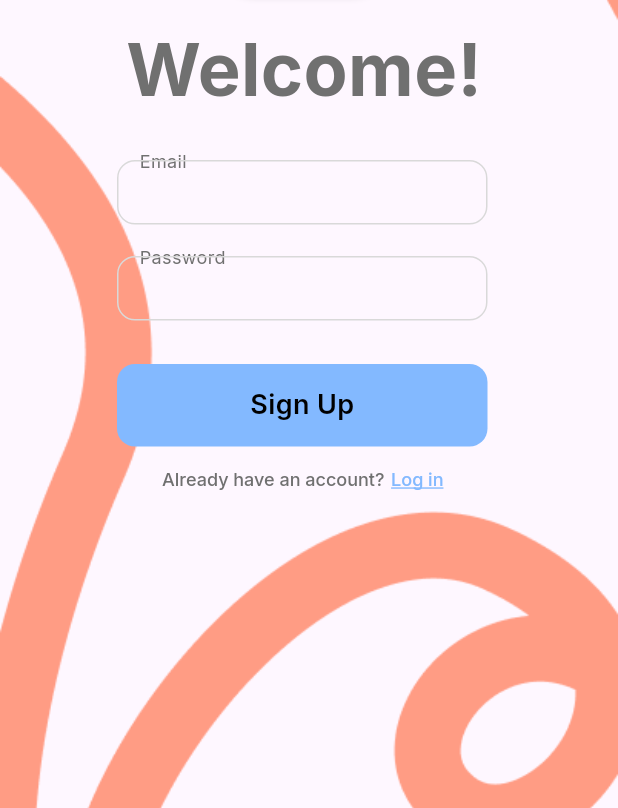
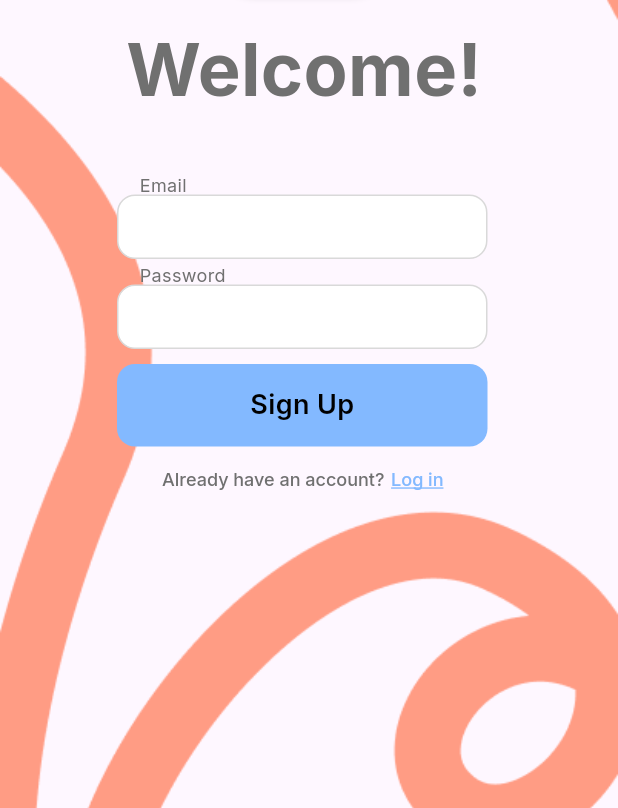
Before and after one commit to ParkerWilliams1/gemo, a Flutter app: the SignUpScreen screen opened by its route, on a phone screen of 412 x 824 dp, the part 428-1236 px from its top. Run offline on Flutter 3.47's test engine with Material 3 defaults, Android fonts, the phone set to English and light mode, and no system bars; our stand-ins replace cloud_firestore, firebase_auth, firebase_core, google_fonts, logger; accounts and stored records are empty.

Commit message:
another update

```diff
--- a/lib/main.dart
+++ b/lib/main.dart
@@ -6,6 +6,9 @@ import 'screens/home_screen.dart';
 import 'screens/chat_home_screen.dart';
 import 'screens/sign_in_screen.dart';
 import 'screens/sign_up_screen.dart';
+import 'screens/categories_screen.dart';
+import 'screens/waiting_for_match_screen.dart';
+import 'screens/profile_screen.dart';
 
 Future<void> main() async {
   WidgetsFlutterBinding.ensureInitialized();
@@ -33,6 +36,9 @@ class MyApp extends StatelessWidget {
         ChatHomeScreen.routeName: (context) => ChatHomeScreen(),
         SignInScreen.routeName: (context) => const SignInScreen(),
         SignUpScreen.routeName: (context) => const SignUpScreen(),
+        CategoriesScreen.routeName: (context) => CategoriesScreen(),
+        WaitingForMatchScreen.routeName: (context) => const WaitingForMatchScreen(),
+        ProfileScreen.routeName: (context) => const ProfileScreen(),
       },
     );
   }
--- a/lib/screens/categories_screen.dart
+++ b/lib/screens/categories_screen.dart
@@ -2,8 +2,9 @@ import 'package:flutter/material.dart';
 import 'package:google_fonts/google_fonts.dart';
 import 'package:gemo/screens/menu_screen.dart'; // Import MenuScreen
 
-class GroupsScreen extends StatelessWidget {
-  GroupsScreen({super.key});
+class CategoriesScreen extends StatelessWidget {
+  static const String routeName = '/categories';
+  CategoriesScreen({super.key});
 
   final List<Map<String, dynamic>> categories = [
     {"title": "Pop"},
--- a/lib/screens/sign_in_screen.dart
+++ b/lib/screens/sign_in_screen.dart
@@ -112,10 +112,10 @@ class SignInScreenState extends State<SignInScreen> {
           // Email Input Field
           Positioned(
             left: 78,
-            top: 392,
+            top: 400,
             child: Container(
               width: 247,
-              height: 43,
+              height: 40,
               decoration: ShapeDecoration(
                 color: Colors.white,
                 shape: RoundedRectangleBorder(
@@ -136,7 +136,7 @@ class SignInScreenState extends State<SignInScreen> {
           // Password Label
           const Positioned(
             left: 93,
-            top: 448,
+            top: 440,
             child: Text(
               'Password',
               style: TextStyle(
--- a/lib/screens/sign_up_screen.dart
+++ b/lib/screens/sign_up_screen.dart
@@ -99,7 +99,7 @@ class SignUpScreenState extends State<SignUpScreen> {
           // Email Label
           const Positioned(
             left: 93,
-            top: 384,
+            top: 400,
             child: Text(
               'Email',
               style: TextStyle(
@@ -113,7 +113,7 @@ class SignUpScreenState extends State<SignUpScreen> {
           // Email Input Field
           Positioned(
             left: 78,
-            top: 392,
+            top: 415,
             child: Column(
               crossAxisAlignment: CrossAxisAlignment.start,
               children: [
@@ -121,6 +121,7 @@ class SignUpScreenState extends State<SignUpScreen> {
                   width: 247,
                   height: 43,
                   decoration: ShapeDecoration(
+                    color: Colors.white,
                     shape: RoundedRectangleBorder(
                       side: const BorderSide(width: 1, color: Color(0xFFD9D9D9)),
                       borderRadius: BorderRadius.circular(12),
@@ -141,7 +142,7 @@ class SignUpScreenState extends State<SignUpScreen> {
           // Password Label
           const Positioned(
             left: 93,
-            top: 448,
+            top: 460,
             child: Text(
               'Password',
               style: TextStyle(
@@ -155,11 +156,12 @@ class SignUpScreenState extends State<SignUpScreen> {
           // Password Input Field
           Positioned(
             left: 78,
-            top: 456,
+            top: 475,
             child: Container(
               width: 247,
               height: 43,
               decoration: ShapeDecoration(
+                color: Colors.white,
                 shape: RoundedRectangleBorder(
                   side: const BorderSide(width: 1, color: Color(0xFFD9D9D9)),
                   borderRadius: BorderRadius.circular(12),
--- a/lib/screens/waiting_for_match_screen.dart
+++ b/lib/screens/waiting_for_match_screen.dart
@@ -3,6 +3,7 @@ import 'package:gemo/services/user_matching.dart';
 import 'package:firebase_auth/firebase_auth.dart';
 
 class WaitingForMatchScreen extends StatefulWidget {
+  static const String routeName = '/waitingformatch';
   const WaitingForMatchScreen({super.key});
     @override
   State<WaitingForMatchScreen> createState() => WaitingForMatchScreenState();
@@ -31,6 +32,7 @@ class WaitingForMatchScreenState extends State<WaitingForMatchScreen> {
       _matchmakingService.leaveQueue(user.uid);
     }
   }
+
 
   @override
   void dispose() {
```
Also changed, not shown: lib/screens/chat_home_screen.dart (+5 -3 lines), 3 other files.
